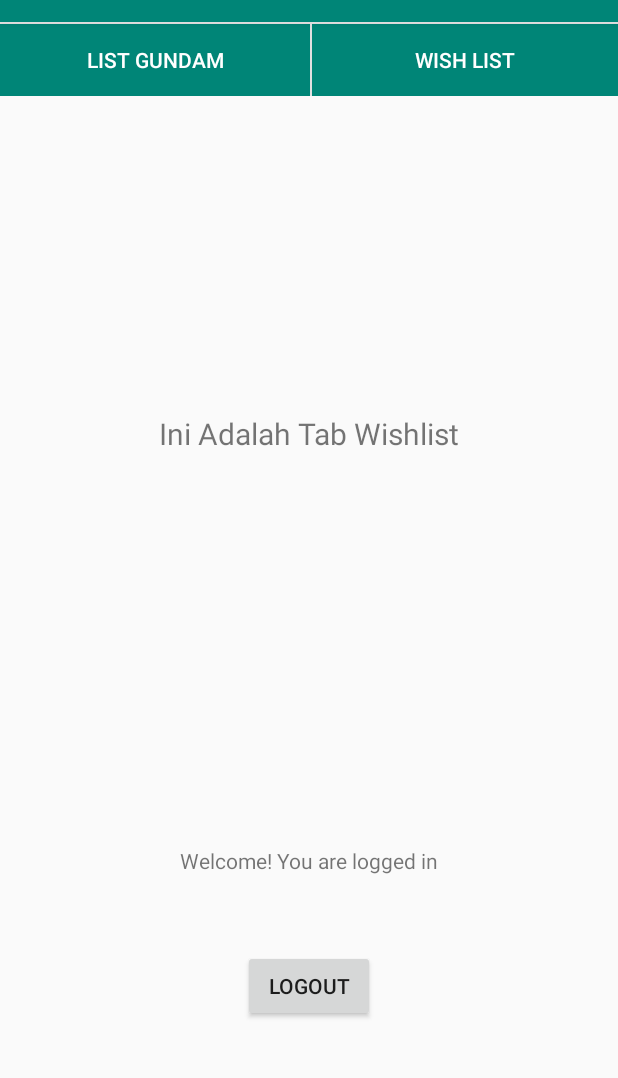
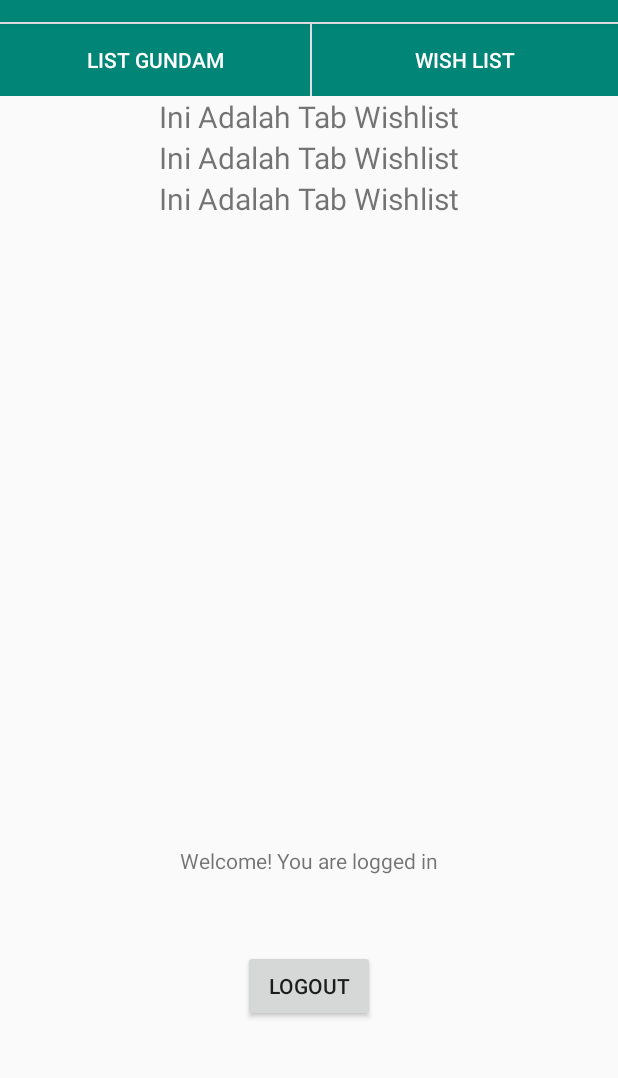
Before and after one commit to BenyaminDoni/GundamHobby, an Android app: the screen it shows after launch once a user with an empty profile is signed in (HomeActivity), after a tap on "WISH LIST", on a phone screen of 412 x 824 dp, the part 62-1140 px from its top. Run offline under Robolectric (Android 15) with nearby library versions, the phone set to English and light mode, and no system bars; our stand-ins replace Firebase (no records; nobody signed in at launch, a user with empty details on screens opened directly).

Commit message:
update scrollview di fragment home

```diff
--- a/app/src/main/res/layout/fragment_wish.xml
+++ b/app/src/main/res/layout/fragment_wish.xml
@@ -3,6 +3,15 @@
     android:layout_width="match_parent"
     android:layout_height="match_parent"
     android:orientation="vertical">
+
+    <ScrollView
+        android:layout_width="match_parent"
+        android:layout_height="match_parent">
+
+        <LinearLayout
+            android:layout_width="match_parent"
+            android:layout_height="wrap_content"
+            android:orientation="vertical" >
 
             <TextView
                 android:id="@+id/txtTab2"
@@ -12,4 +21,22 @@
                 android:text="Ini Adalah Tab Wishlist"
                 android:textSize="20dp" />
 
+            <TextView
+                android:id="@+id/txtTab2-2"
+                android:layout_width="match_parent"
+                android:layout_height="match_parent"
+                android:gravity="center"
+                android:text="Ini Adalah Tab Wishlist"
+                android:textSize="20dp" />
+
+            <TextView
+                android:id="@+id/txtTab2-3"
+                android:layout_width="match_parent"
+                android:layout_height="match_parent"
+                android:gravity="center"
+                android:text="Ini Adalah Tab Wishlist"
+                android:textSize="20dp" />
         </LinearLayout>
+    </ScrollView>
+
+</LinearLayout>
```
Also changed, not shown: app/src/main/res/layout/fragment_list.xml (+27 -0 lines). Lines whose indentation alone changed are shown as unchanged.
